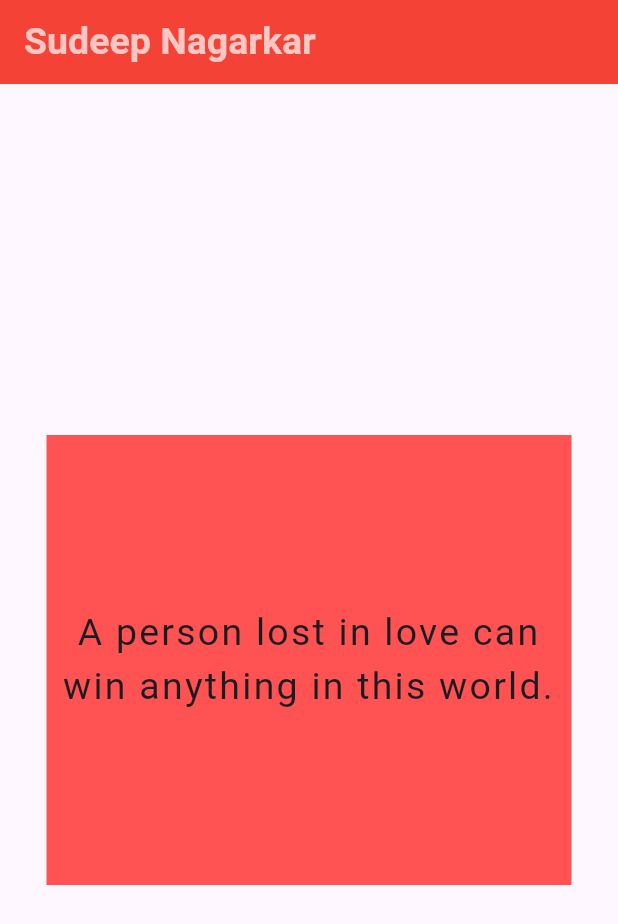
After one commit to rajaganapathy1220/myProjects, a Flutter app: the screen it shows after launch, on a phone screen of 412 x 824 dp. The commit adds this screen. Shown: the top 924 px of the screen. Run offline on Flutter 3.47's test engine with Material 3 defaults, Android fonts, the phone set to English and light mode, and no system bars.

Commit message:
final_commit

```diff
--- /dev/null
+++ b/lib/app_data_text.dart
@@ -0,0 +1,16 @@
+class AppDataText {
+  final String text;
+
+  AppDataText(this.text);
+}
+
+List<AppDataText> appDataText = [
+  AppDataText('A person lost in love can win anything in this world.'),
+  AppDataText(
+      'Time cannot define your relationship. \n It’s the bonding you share even if you have met a day before'),
+  AppDataText('The past is never a mistake if you have learnt from it.'),
+  AppDataText(
+      'For an optimist the glass is half full, for a pessimist it’s half empty.\n And for an Engineer it is twice bigger than neccessary'),
+  AppDataText(
+      'Age, however, has taught me that pleasing people won’t make them stay.'),
+];
--- a/lib/company_profile.dart
+++ b/lib/company_profile.dart
@@ -38,6 +38,7 @@ class CompanyProfile extends StatelessWidget {
                       style: TextStyle(
                         color: Colors.blueAccent,
                         fontSize: 25,
+                        fontWeight: FontWeight.bold,
                       ),
                     ),
                   ),
@@ -54,6 +55,7 @@ class CompanyProfile extends StatelessWidget {
               const Padding(
                 padding: EdgeInsets.all(10),
                 child: Card(
+                  margin: EdgeInsets.all(10),
                   child: ListTile(
                     leading: Icon(
                       Icons.phone,
@@ -72,6 +74,7 @@ class CompanyProfile extends StatelessWidget {
               const Padding(
                 padding: EdgeInsets.all(10),
                 child: Card(
+                  margin: EdgeInsets.all(10),
                   child: ListTile(
                     leading: Icon(
                       Icons.email_outlined,
@@ -82,7 +85,7 @@ class CompanyProfile extends StatelessWidget {
                       style: TextStyle(
                         color: Colors.blueAccent,
                         fontSize: 20,
-                        fontFamily: 'Air',
+                       // fontFamily: 'Air',
                       ),
                     ),
                   ),
@@ -91,6 +94,7 @@ class CompanyProfile extends StatelessWidget {
               const Padding(
                 padding: EdgeInsets.all(10),
                 child: Card(
+                  margin: EdgeInsets.all(10),
                   child: ListTile(
                     leading: Icon(
                       Icons.web,
@@ -109,6 +113,7 @@ class CompanyProfile extends StatelessWidget {
               const Padding(
                 padding: EdgeInsets.all(10),
                 child: Card(
+                  margin: EdgeInsets.all(10),
                   child: ListTile(
                     leading: Icon(
                       Icons.location_on,
--- /dev/null
+++ b/lib/display_text.dart
@@ -0,0 +1,27 @@
+import 'package:flutter/material.dart';
+import 'package:flutterapps/app_data_text.dart';
+
+class DisplayText extends StatelessWidget {
+  final AppDataText appDataText;
+  const DisplayText({super.key, required this.appDataText});
+
+  @override
+  Widget build(BuildContext context) {
+    return Center(
+      child: Container(
+        width: 350,
+        color: Colors.redAccent,
+        child: Center(
+          child: Text(
+            appDataText.text,
+            textAlign: TextAlign.center,
+            style: const TextStyle(
+              fontSize: 25,
+              letterSpacing: 1.5,
+            ),
+          ),
+        ),
+      ),
+    );
+  }
+}
--- a/lib/main.dart
+++ b/lib/main.dart
@@ -1,6 +1,7 @@
 import 'package:flutter/material.dart';
 import 'package:flutterapps/company_profile.dart';
 import 'package:flutterapps/my_profile.dart';
+import 'package:flutterapps/page_view_text.dart';
 
 void main() {
   runApp(const MyApp());
@@ -20,7 +21,7 @@ class MyApp extends StatelessWidget {
         colorScheme: ColorScheme.fromSeed(seedColor: Colors.deepPurple),
         useMaterial3: true,
       ),
-      home: const MyProfile(),
+      home: const PageViewText(),
     );
   }
 }
--- /dev/null
+++ b/lib/page_view_text.dart
@@ -0,0 +1,43 @@
+import 'package:flutter/material.dart';
+import 'package:flutterapps/app_data_text.dart';
+import 'package:flutterapps/display_text.dart';
+
+class PageViewText extends StatefulWidget {
+  const PageViewText({super.key});
+
+  @override
+  State<PageViewText> createState() => _State();
+}
+
+class _State extends State<PageViewText> {
+  @override
+  Widget build(BuildContext context) {
+    return Scaffold(
+      appBar: AppBar(
+        backgroundColor: Colors.red,
+        title: const Text(
+          'Sudeep Nagarkar',
+          style: TextStyle(
+            color: Colors.white70,
+            fontSize: 25,
+            fontWeight: FontWeight.bold,
+          ),
+        ),
+      ),
+      body: Column(
+        mainAxisAlignment: MainAxisAlignment.center,
+        children: [
+          Container(
+            height: 300,
+            child: PageView.builder(
+              itemCount: appDataText.length,
+              itemBuilder: (context, index) {
+                return DisplayText(appDataText: appDataText[index]);
+              },
+            ),
+          )
+        ],
+      ),
+    );
+  }
+}
```
Also changed, not shown: 1 other file.
